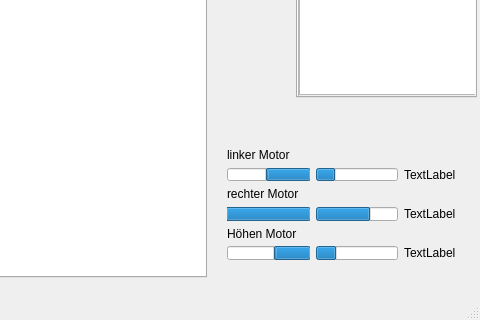
Qt form mainwindow.ui (Koerner/Sturzflug-at-daedalus.ei.tum.de) before a commit; both pictures show x 544 to 1024 and y 280 to 600 of the 1024 by 600 pixel window.
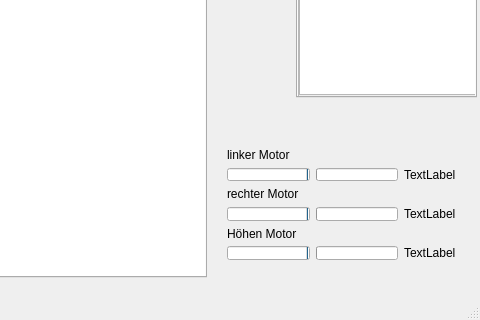
The same form after that commit.

Commit message: Schubsenden angepasst (inkl. GUI)

Patch:
```diff
--- a/mainwindow.ui
+++ b/mainwindow.ui
@@ -1223,7 +1223,7 @@
         <number>0</number>
        </property>
        <property name="value">
-        <number>25</number>
+        <number>0</number>
        </property>
        <property name="textVisible">
         <bool>false</bool>
@@ -1233,13 +1233,13 @@
      <item row="4" column="0">
       <widget class="QProgressBar" name="motorrechtsminus">
        <property name="minimum">
-        <number>-100</number>
+        <number>0</number>
        </property>
        <property name="maximum">
-        <number>0</number>
+        <number>100</number>
        </property>
        <property name="value">
-        <number>-1</number>
+        <number>0</number>
        </property>
        <property name="textVisible">
         <bool>false</bool>
@@ -1255,7 +1255,7 @@
         <number>0</number>
        </property>
        <property name="value">
-        <number>24</number>
+        <number>0</number>
        </property>
        <property name="textVisible">
         <bool>false</bool>
@@ -1265,13 +1265,13 @@
      <item row="2" column="0">
       <widget class="QProgressBar" name="motorlinkminus">
        <property name="minimum">
-        <number>-100</number>
+        <number>0</number>
        </property>
        <property name="maximum">
-        <number>0</number>
+        <number>100</number>
        </property>
        <property name="value">
-        <number>-50</number>
+        <number>0</number>
        </property>
        <property name="textVisible">
         <bool>false</bool>
@@ -1298,13 +1298,13 @@
      <item row="6" column="0">
       <widget class="QProgressBar" name="motorhoeheminus">
        <property name="minimum">
-        <number>-100</number>
+        <number>0</number>
        </property>
        <property name="maximum">
-        <number>0</number>
+        <number>100</number>
        </property>
        <property name="value">
-        <number>-60</number>
+        <number>0</number>
        </property>
        <property name="textVisible">
         <bool>false</bool>
@@ -1327,7 +1327,7 @@
         <number>0</number>
        </property>
        <property name="value">
-        <number>66</number>
+        <number>0</number>
        </property>
        <property name="textVisible">
         <bool>false</bool>
```
Left out of the diff: 6 changed lines with no effect on the pictures. The commit also changes 1 other file.
